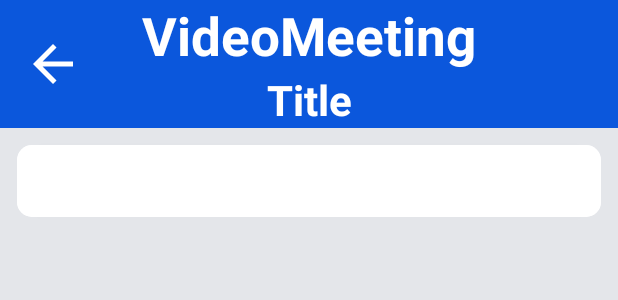
After one commit to danieel47896321/VideoMeeting, an Android app: the layout activity_video_meeting.xml on its own in the app's theme, with its tools: preview values and no code run, on a phone screen of 412 x 824 dp. The commit adds this screen. Shown: the top 300 px of the screen. Run offline under Robolectric (Android 15) with nearby library versions, the phone set to English and light mode, and no system bars.

Commit message:
moved main to video meeting activity. added open background. fix splash opening = main.

```diff
--- a/app/src/main/AndroidManifest.xml
+++ b/app/src/main/AndroidManifest.xml
@@ -15,6 +15,9 @@
         android:theme="@style/Theme.VideoMeeting"
         android:usesCleartextTraffic="true"
         tools:targetApi="31">
+        <activity
+            android:name=".guest.VideoMeeting"
+            android:exported="false" />
         <activity
             android:name=".user.OutgoingCall"
             android:exported="false"
--- a/app/src/main/java/com/example/videomeeting/user/Home.kt
+++ b/app/src/main/java/com/example/videomeeting/user/Home.kt
@@ -11,6 +11,7 @@ import androidx.recyclerview.widget.RecyclerView
 import com.example.videomeeting.MainActivity
 import com.example.videomeeting.R
 import com.example.videomeeting.adapter.UserAdapter
+import com.example.videomeeting.guest.VideoMeeting
 import com.example.videomeeting.myClass.User
 import com.google.firebase.auth.FirebaseAuth
 import com.google.firebase.database.DataSnapshot
@@ -96,7 +97,7 @@ class Home : AppCompatActivity() {
                 val firebaseAuth = FirebaseAuth.getInstance()
                 if(firebaseAuth.currentUser != null)
                     firebaseAuth.signOut()
-                startActivity(Intent(this, MainActivity::class.java))
+                startActivity(Intent(this, VideoMeeting::class.java))
                 finish()
             }.setNegativeButton(resources.getString(R.string.No)) { _, _ -> }.show()
     }
--- /dev/null
+++ b/app/src/main/res/layout/activity_video_meeting.xml
@@ -0,0 +1,53 @@
+<?xml version="1.0" encoding="utf-8"?>
+<androidx.constraintlayout.widget.ConstraintLayout
+    xmlns:android="http://schemas.android.com/apk/res/android"
+    xmlns:app="http://schemas.android.com/apk/res-auto"
+    xmlns:tools="http://schemas.android.com/tools"
+    android:layout_width="match_parent"
+    android:layout_height="match_parent"
+    android:background="@color/grey"
+    tools:context=".guest.VideoMeeting">
+
+    <include
+        android:id="@+id/header"
+        layout="@layout/header"
+        app:layout_constraintEnd_toEndOf="parent"
+        app:layout_constraintStart_toStartOf="parent"
+        app:layout_constraintTop_toTopOf="parent" />
+
+    <androidx.cardview.widget.CardView
+        android:id="@+id/cardView"
+        android:layout_width="match_parent"
+        android:layout_height="wrap_content"
+        android:layout_marginLeft="11dp"
+        android:layout_marginRight="11dp"
+        android:layout_marginTop="11dp"
+        app:cardCornerRadius="10dp"
+        app:layout_constraintEnd_toEndOf="parent"
+        app:layout_constraintStart_toStartOf="parent"
+        app:layout_constraintTop_toBottomOf="@+id/header">
+
+        <com.google.android.material.tabs.TabLayout
+            android:id="@+id/tabLayout"
+            android:layout_width="match_parent"
+            android:layout_height="wrap_content"
+            app:layout_constraintEnd_toEndOf="parent"
+            app:layout_constraintStart_toStartOf="parent"
+            app:layout_constraintTop_toBottomOf="@+id/header"
+            app:tabIndicatorColor="@color/blue2"
+            app:tabIndicatorHeight="3dp"
+            app:tabSelectedTextColor="@color/blue2"
+            app:tabTextAppearance="@style/TabLayout_Style"
+            app:tabTextColor="@color/default_color" />
+    </androidx.cardview.widget.CardView>
+
+    <androidx.viewpager2.widget.ViewPager2
+        android:id="@+id/viewPager2"
+        android:layout_width="match_parent"
+        android:layout_height="0dp"
+        app:layout_constraintBottom_toBottomOf="parent"
+        app:layout_constraintEnd_toEndOf="parent"
+        app:layout_constraintStart_toStartOf="parent"
+        app:layout_constraintTop_toBottomOf="@+id/cardView" >
+    </androidx.viewpager2.widget.ViewPager2>
+</androidx.constraintlayout.widget.ConstraintLayout>
--- a/app/src/main/res/values-night/themes.xml
+++ b/app/src/main/res/values-night/themes.xml
@@ -1,6 +1,7 @@
-<resources xmlns:tools="http://schemas.android.com/tools">
+<resources >
     <!-- Base application theme. -->
     <style name="Theme.VideoMeeting" parent="Theme.MaterialComponents.DayNight.NoActionBar">
+        <item name="android:windowIsTranslucent">true</item>
         <!-- Primary brand color. -->
         <item name="colorPrimary">@color/blue</item>
         <item name="colorPrimaryVariant">@color/blue</item>
@@ -10,7 +11,7 @@
         <item name="colorSecondaryVariant">@color/blue</item>
         <item name="colorOnSecondary">@color/white</item>
         <!-- Status bar color. -->
-        <item name="android:statusBarColor" tools:targetApi="l">?attr/colorPrimaryVariant</item>
+        <item name="android:statusBarColor" >?attr/colorPrimaryVariant</item>
         <!-- Customize your theme here. -->
     </style>
 </resources>
--- a/app/src/main/res/values/Styles.xml
+++ b/app/src/main/res/values/Styles.xml
@@ -66,4 +66,5 @@
     <style name="PositiveButtonStyle" parent="Widget.AppCompat.Button.ButtonBar.AlertDialog">
         <item name="android:textColor">@color/blue</item>
     </style>
+
 </resources>
--- a/app/src/main/res/values/themes.xml
+++ b/app/src/main/res/values/themes.xml
@@ -1,6 +1,7 @@
-<resources xmlns:tools="http://schemas.android.com/tools">
+<resources>
     <!-- Base application theme. -->
     <style name="Theme.VideoMeeting" parent="Theme.MaterialComponents.DayNight.NoActionBar">
+        <item name="android:windowIsTranslucent">true</item>
         <!-- Primary brand color. -->
         <item name="colorPrimary">@color/blue</item>
         <item name="colorPrimaryVariant">@color/blue</item>
@@ -10,7 +11,7 @@
         <item name="colorSecondaryVariant">@color/blue</item>
         <item name="colorOnSecondary">@color/white</item>
         <!-- Status bar color. -->
-        <item name="android:statusBarColor" tools:targetApi="l">?attr/colorPrimaryVariant</item>
+        <item name="android:statusBarColor" >?attr/colorPrimaryVariant</item>
         <!-- Customize your theme here. -->
     </style>
 </resources>
```
Also changed, not shown: app/src/main/java/com/example/videomeeting/MainActivity.kt (+7 -51 lines), app/src/main/java/com/example/videomeeting/guest/VideoMeeting.kt (added, +56 -0 lines), app/src/main/res/layout/activity_main.xml (+1 -43 lines), app/src/main/res/drawable/main_background.png (added).
